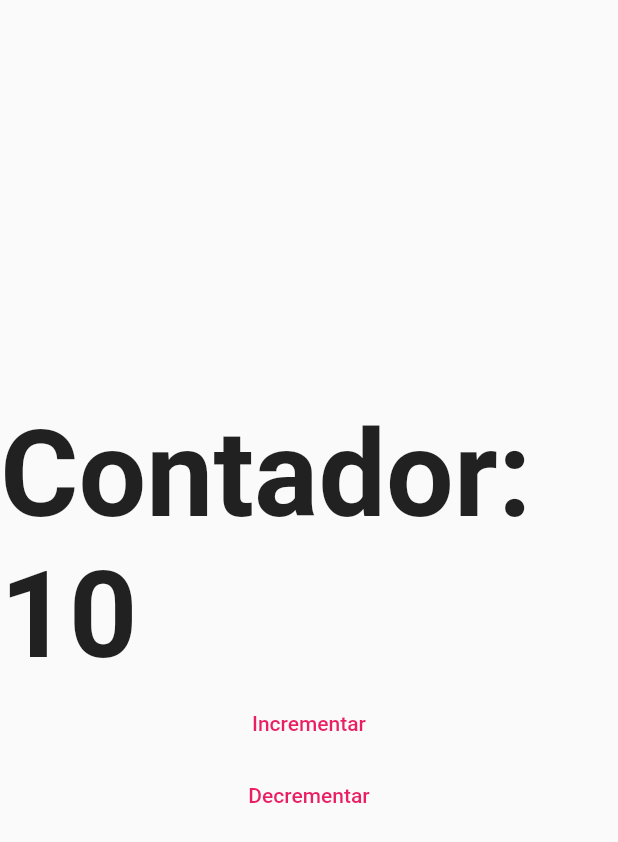
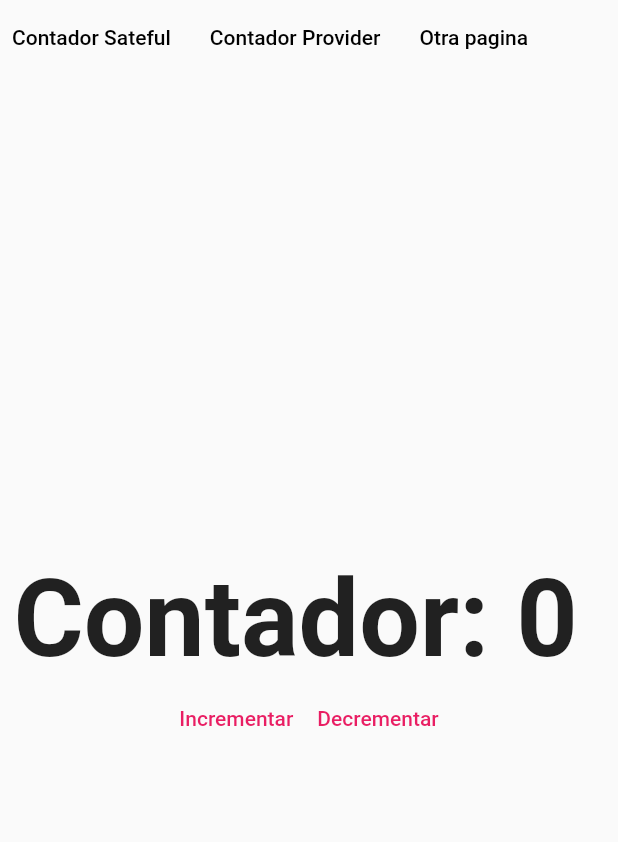
Before and after one commit to johnhaverh/bases_web, a Flutter app: the screen it shows after launch, on a phone screen of 412 x 824 dp. Shown: the top 842 px of the screen. Run offline on Flutter 3.47's test engine with Material 2 defaults, Android fonts, the phone set to English and light mode, and no system bars.

Commit message:
add customappmenu and changed counter_page source

```diff
--- a/lib/main.dart
+++ b/lib/main.dart
@@ -11,7 +11,7 @@ class MyApp extends StatelessWidget {
       title: 'Rutas App',
       initialRoute: '/stateful',
       routes: {
-        '/stateful': ( _ ) => CounterPage()
+        '/stateful': ( _ ) => const CounterPage()
       }
     );
   }
--- a/lib/ui/pages/counter_page.dart
+++ b/lib/ui/pages/counter_page.dart
@@ -1,5 +1,6 @@
 import 'package:flutter/material.dart';
-import 'package:bases_web/ui/shared/Custom_flat_button.dart';
+import 'package:bases_web/ui/shared/custom_app_menu.dart';
+import 'package:bases_web/ui/shared/custom_flat_button.dart';
 
 class CounterPage extends StatefulWidget {
   const CounterPage({Key? key}) : super(key: key);
@@ -9,17 +10,34 @@ class CounterPage extends StatefulWidget {
 }
 
 class _CounterPageState extends State<CounterPage> {
-  int counter=10;
+  int counter=0;
   @override
   Widget build(BuildContext context) {
     return Scaffold(
       body: Column(
         mainAxisAlignment: MainAxisAlignment.center,
         children: [
-          Text("Contador: $counter ",style: TextStyle(fontSize: 80, fontWeight: FontWeight.bold)),
-          CustomFlatButton(text: "Incrementar", onPressed: () => setState(()=> counter++)),
-          CustomFlatButton(text: "Decrementar", onPressed: () => setState(()=> counter--)),
+          const CustomAppMenu(),
+          const Spacer(),
+
+          FittedBox(
+            fit: BoxFit.contain,
+            child: Padding(
+              padding: const EdgeInsets.symmetric(horizontal: 10),
+              child: Text("Contador: $counter ",style: const TextStyle(fontSize: 80, fontWeight: FontWeight.bold)),
+            )
+          ),
+
+          Row(
+            mainAxisAlignment: MainAxisAlignment.center,
+            children: [
+              CustomFlatButton(text: "Incrementar", onPressed: () => setState(()=> counter++)),
+              CustomFlatButton(text: "Decrementar", onPressed: () => setState(()=> counter--)),
+            ],
+          ),
+          const Spacer(),
         ],
+
       ),
     );
   }
--- /dev/null
+++ b/lib/ui/shared/custom_app_menu.dart
@@ -0,0 +1,23 @@
+import 'package:flutter/material.dart';
+import 'package:bases_web/ui/shared/Custom_flat_button.dart';
+
+class CustomAppMenu extends StatelessWidget {
+  const CustomAppMenu({super.key});
+
+  @override
+  Widget build(BuildContext context) {
+    return Container(
+      width: double.infinity,
+      height: 50,
+      child: Row(
+        children:[
+          CustomFlatButton(text: "Contador Sateful", onPressed: (){},color: Colors.black),
+          const SizedBox(width: 10,),
+          CustomFlatButton(text: "Contador Provider", onPressed: (){},color: Colors.black),
+          const SizedBox(width: 10,),
+          CustomFlatButton(text: "Otra pagina", onPressed: (){},color: Colors.black)
+        ]
+      )
+    );
+  }
+}
```
